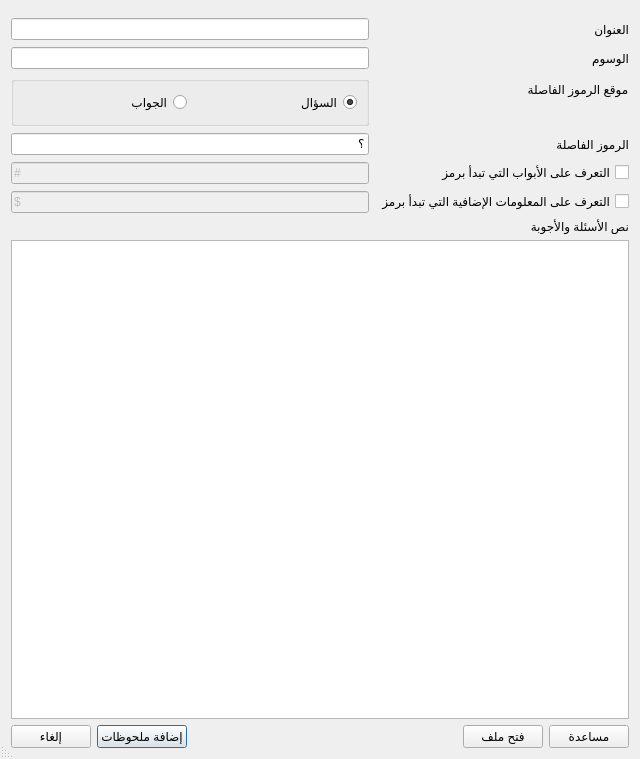
The window that designer/import_dialog.ui (abdnh/ARQImporter) describes before a commit, drawn with Qt 5.
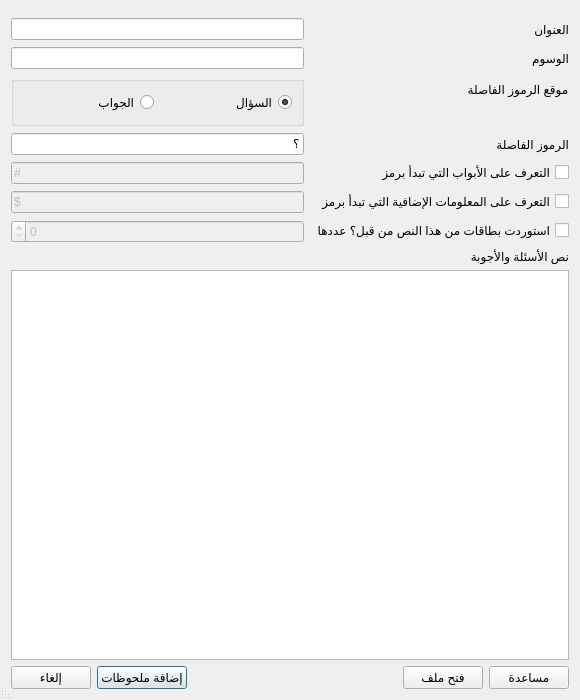
The same window after the commit.

Commit message:
Add option to start importing after nth question
By providing the number of previously imported questions.
This is to allow importing of currently available questions now and continuing later.

What changed in the file:
```diff
--- a/designer/import_dialog.ui
+++ b/designer/import_dialog.ui
@@ -6,8 +6,8 @@
    <rect>
     <x>0</x>
     <y>0</y>
-    <width>640</width>
-    <height>759</height>
+    <width>580</width>
+    <height>700</height>
    </rect>
   </property>
   <property name="windowTitle">
@@ -129,6 +129,23 @@
        </property>
       </widget>
      </item>
+     <item row="7" column="1">
+      <widget class="QSpinBox" name="previosImportedQuestionsNumber">
+       <property name="enabled">
+        <bool>false</bool>
+       </property>
+       <property name="maximum">
+        <number>99999999</number>
+       </property>
+      </widget>
+     </item>
+     <item row="7" column="0">
+      <widget class="QCheckBox" name="previosImportedQuestionsCheckBox">
+       <property name="text">
+        <string>استوردت بطاقات من هذا النص من قبل؟ عددها</string>
+       </property>
+      </widget>
+     </item>
      <item row="3" column="1">
       <widget class="QGroupBox" name="QAMarkerGroupBox">
        <property name="sizePolicy">
```
Left out of the diff: 4 changed lines with no effect on the pictures. The commit also changes 2 other files.
